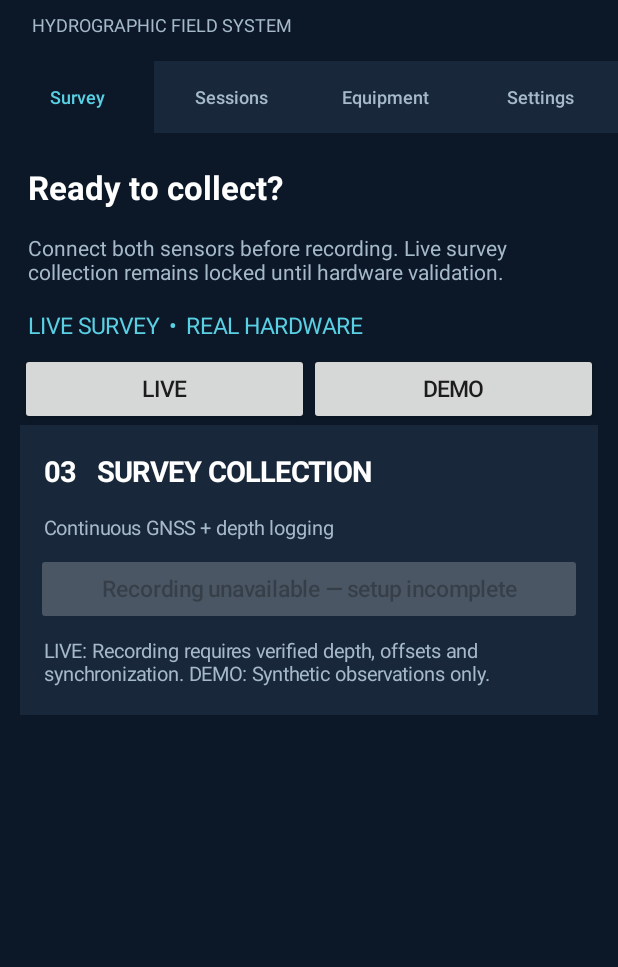
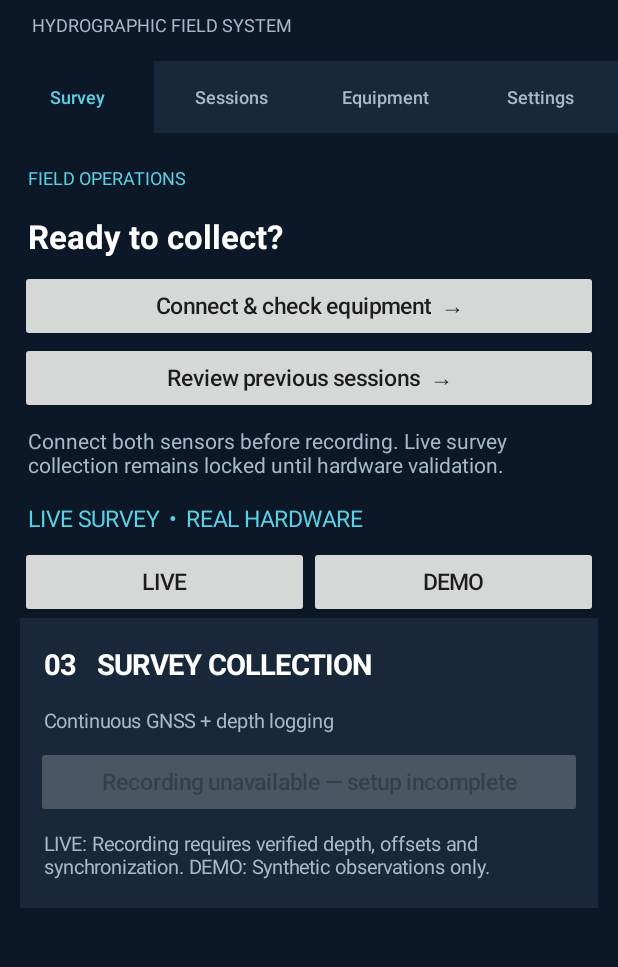
Before and after one commit to fieldlogic-lab/TriDroneUpgrades, an Android app: the screen it shows after launch (MainActivity), on a phone screen of 412 x 824 dp, the part 95-1062 px from its top. Run offline under Robolectric (Android 15) with nearby library versions, the light colour scheme and no system bars; pictures from the network do not load.

Commit message:
Improve survey navigation and clarify screen hierarchy

```diff
--- a/app/src/main/java/com/massisolutions/tridrone/MainActivity.kt
+++ b/app/src/main/java/com/massisolutions/tridrone/MainActivity.kt
@@ -428,7 +428,10 @@ class MainActivity : Activity(), LocationListener {
             tabButtons.add(tab)
             tabBar.addView(tab, LinearLayout.LayoutParams(0, -2, 1f))
         }
+        surveyPage.addView(heading("FIELD OPERATIONS", 12f, cyan))
         surveyPage.addView(heading("Ready to collect?", 22f).apply { setTypeface(null, Typeface.BOLD) })
+        surveyPage.addView(action("Connect & check equipment  →") { selectPage(2) })
+        surveyPage.addView(action("Review previous sessions  →") { selectPage(1) })
         surveyPage.addView(heading("Connect both sensors before recording. Live survey collection remains locked until hardware validation.", 14f, muted))
         (modeLabel.parent as? android.view.ViewGroup)?.removeView(modeLabel)
         surveyPage.addView(modeLabel)
@@ -438,14 +441,17 @@ class MainActivity : Activity(), LocationListener {
         surveyPage.addView(captureCard)
         (demoStatus.parent as? android.view.ViewGroup)?.removeView(demoStatus)
         surveyPage.addView(demoStatus)
-        sessionsPage.addView(heading("Sessions", 22f))
+        sessionsPage.addView(heading("SESSIONS", 12f, cyan))
+        sessionsPage.addView(heading("Review & export", 22f))
         (reviewCard.parent as? android.view.ViewGroup)?.removeView(reviewCard)
         sessionsPage.addView(reviewCard)
-        equipmentPage.addView(heading("Equipment", 22f))
+        equipmentPage.addView(heading("EQUIPMENT", 12f, cyan))
+        equipmentPage.addView(heading("Connections & diagnostics", 22f))
         (gnssCard.parent as? android.view.ViewGroup)?.removeView(gnssCard)
         equipmentPage.addView(gnssCard)
         (sounderCard.parent as? android.view.ViewGroup)?.removeView(sounderCard)
         equipmentPage.addView(sounderCard)
+        settingsPage.addView(heading("SETTINGS", 12f, cyan))
         settingsPage.addView(heading("Preferences & tools", 22f))
         (toolsCard.parent as? android.view.ViewGroup)?.removeView(toolsCard)
         settingsPage.addView(toolsCard)
```
